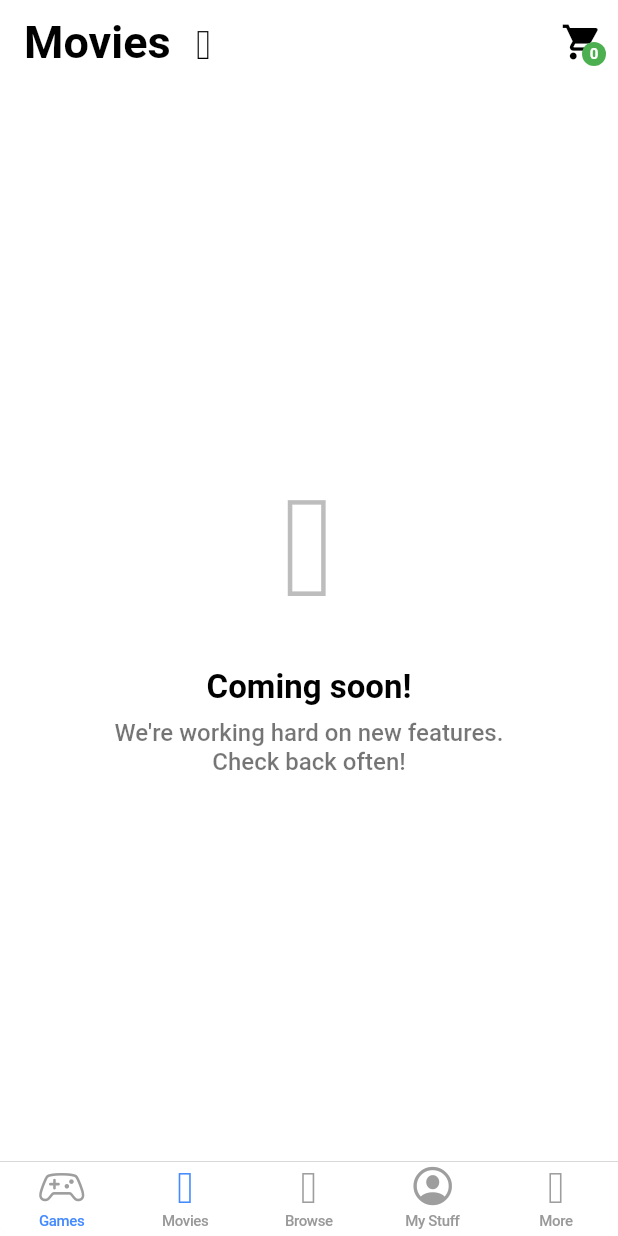
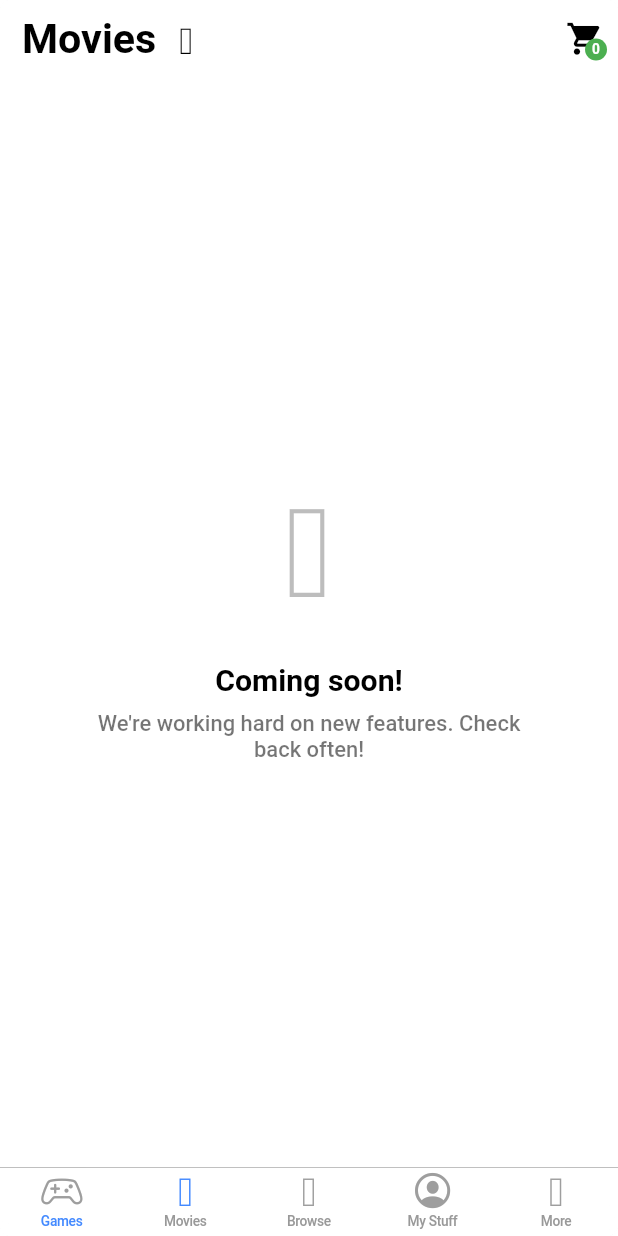
Before and after one commit to danielomardouglas/renting-game-app, a Flutter app: the screen it shows after launch, item 2 of the bottom bar chosen, on a phone screen of 412 x 824 dp. Run offline on Flutter 3.47's test engine with Material 2 defaults, Android fonts, the light colour scheme and no system bars; our stand-ins replace responsive_framework; network calls fail.

Commit message:
Create Responsive Layout
*Enable responsiveness with the Responsive Framework (https://github.com/Codelessly/ResponsiveFramework).

```diff
--- a/lib/main.dart
+++ b/lib/main.dart
@@ -1,6 +1,7 @@
 import 'package:flutter/material.dart';
 import 'package:flutter_games/page/page_main.dart';
 import 'package:flutter_games/themes.dart';
+import 'package:responsive_framework/responsive_framework.dart';
 
 void main() => runApp(FlutterGames());
 
@@ -8,6 +9,19 @@ class FlutterGames extends StatelessWidget {
   @override
   Widget build(BuildContext context) {
     return MaterialApp(
+      builder: (context, child) => ResponsiveWrapper.builder(
+        BouncingScrollWrapper.builder(context, child),
+        maxWidth: 1200,
+        minWidth: 450,
+        defaultScale: true,
+        breakpoints: [
+          ResponsiveBreakpoint.resize(450, name: MOBILE),
+          ResponsiveBreakpoint.autoScale(650, name: TABLET, scaleFactor: 1.25),
+          ResponsiveBreakpoint.autoScale(800, name: TABLET, scaleFactor: 1.4),
+          ResponsiveBreakpoint.autoScale(1000, name: TABLET, scaleFactor: 1.8),
+        ],
+        background: Container(color: Color(0xFFF5F5F5)),
+      ),
       title: 'Flutter Games',
       theme: defaultTheme,
       home: MainPage(),
--- a/lib/page/page_coming_soon.dart
+++ b/lib/page/page_coming_soon.dart
@@ -13,6 +13,8 @@ class _ComingSoonPageState extends State<ComingSoonPage> {
   @override
   Widget build(BuildContext context) {
     return Center(
+      child: SingleChildScrollView(
+        physics: BouncingScrollPhysics(),
         child: Column(
           mainAxisAlignment: MainAxisAlignment.center,
           crossAxisAlignment: CrossAxisAlignment.center,
@@ -23,7 +25,8 @@ class _ComingSoonPageState extends State<ComingSoonPage> {
             Padding(padding: EdgeInsets.only(bottom: 8)),
             Container(
               margin: EdgeInsets.symmetric(horizontal: 64),
-            child: Text("We're working hard on new features. Check back often!",
+              child: Text(
+                  "We're working hard on new features. Check back often!",
                   textAlign: TextAlign.center,
                   style: Theme.of(context)
                       .textTheme
@@ -32,6 +35,7 @@ class _ComingSoonPageState extends State<ComingSoonPage> {
             ),
           ],
         ),
+      ),
     );
   }
 }
--- a/pubspec.yaml
+++ b/pubspec.yaml
@@ -7,6 +7,7 @@ dependencies:
   flutter:
     sdk: flutter
   cupertino_icons: ^0.1.3
+  responsive_framework: ^0.0.7
 
 dev_dependencies:
   flutter_test:
```
Also changed, not shown: pubspec.lock. Lines whose indentation alone changed are shown as unchanged.
